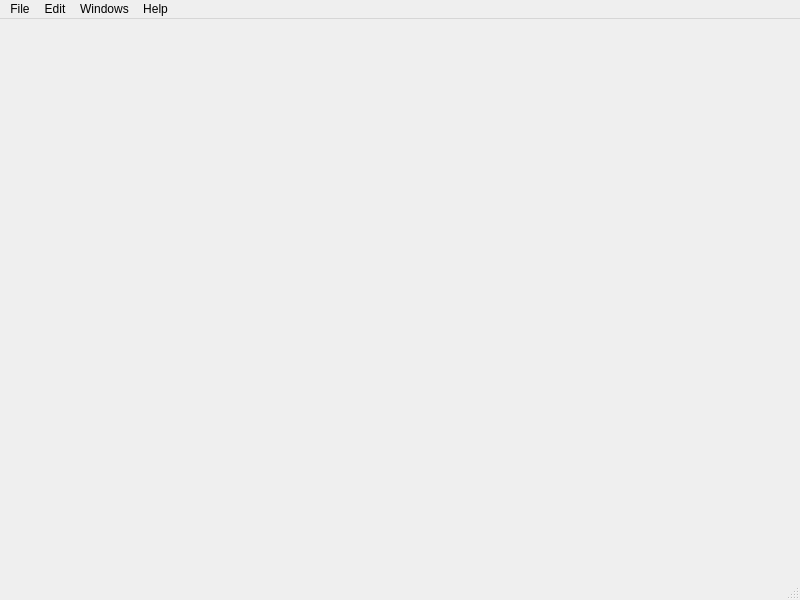
Old version of the form src/GUIStruktur.ui in the repository mweinberger-tgm/Tabellenbearbeitung.
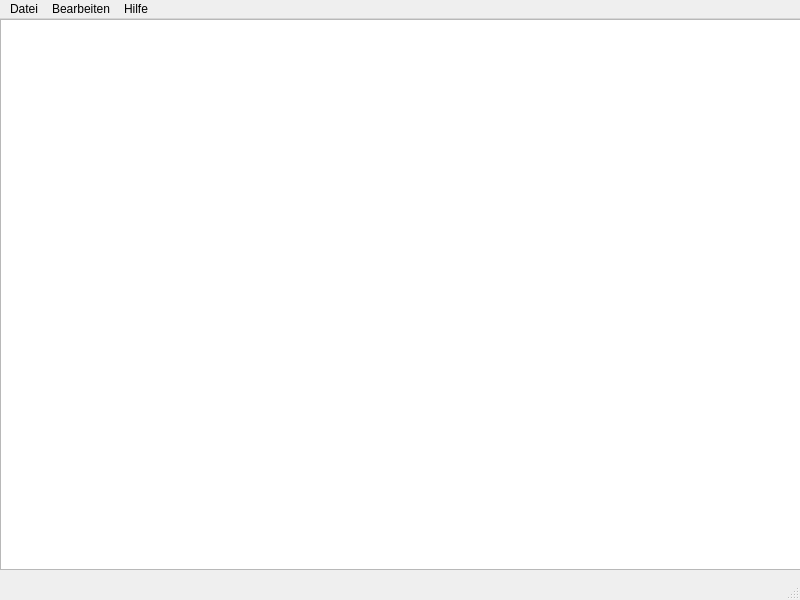
New version of the form.

```diff
--- a/src/GUIStruktur.ui
+++ b/src/GUIStruktur.ui
@@ -13,7 +13,23 @@
   <property name="windowTitle">
    <string>Wahlanalyse Weinb 5BHIT</string>
   </property>
-  <widget class="QWidget" name="centralwidget"/>
+  <widget class="QWidget" name="centralwidget">
+   <widget class="QWidget" name="gridLayoutWidget">
+    <property name="geometry">
+     <rect>
+      <x>0</x>
+      <y>0</y>
+      <width>801</width>
+      <height>551</height>
+     </rect>
+    </property>
+    <layout class="QGridLayout" name="gridLayout">
+     <item row="0" column="0">
+      <widget class="QTextEdit" name="textbox"/>
+     </item>
+    </layout>
+   </widget>
+  </widget>
   <widget class="QMenuBar" name="menubar">
    <property name="geometry">
     <rect>
@@ -25,7 +41,7 @@
    </property>
    <widget class="QMenu" name="menuFile">
     <property name="title">
-     <string>File</string>
+     <string>Datei</string>
     </property>
     <addaction name="actionOpen"/>
     <addaction name="actionSave"/>
@@ -36,23 +52,16 @@
    </widget>
    <widget class="QMenu" name="menuEdit">
     <property name="title">
-     <string>Edit</string>
-    </property>
-    <addaction name="actionCopy_CS"/>
-   </widget>
-   <widget class="QMenu" name="menuWindows">
-    <property name="title">
-     <string>Windows</string>
+     <string>Bearbeiten</string>
     </property>
    </widget>
    <widget class="QMenu" name="menuHelp">
     <property name="title">
-     <string>Help</string>
+     <string>Hilfe</string>
     </property>
    </widget>
    <addaction name="menuFile"/>
    <addaction name="menuEdit"/>
-   <addaction name="menuWindows"/>
    <addaction name="menuHelp"/>
   </widget>
   <widget class="QStatusBar" name="statusbar"/>
```
Left out of the diff: 42 changed lines with no effect on the pictures.
